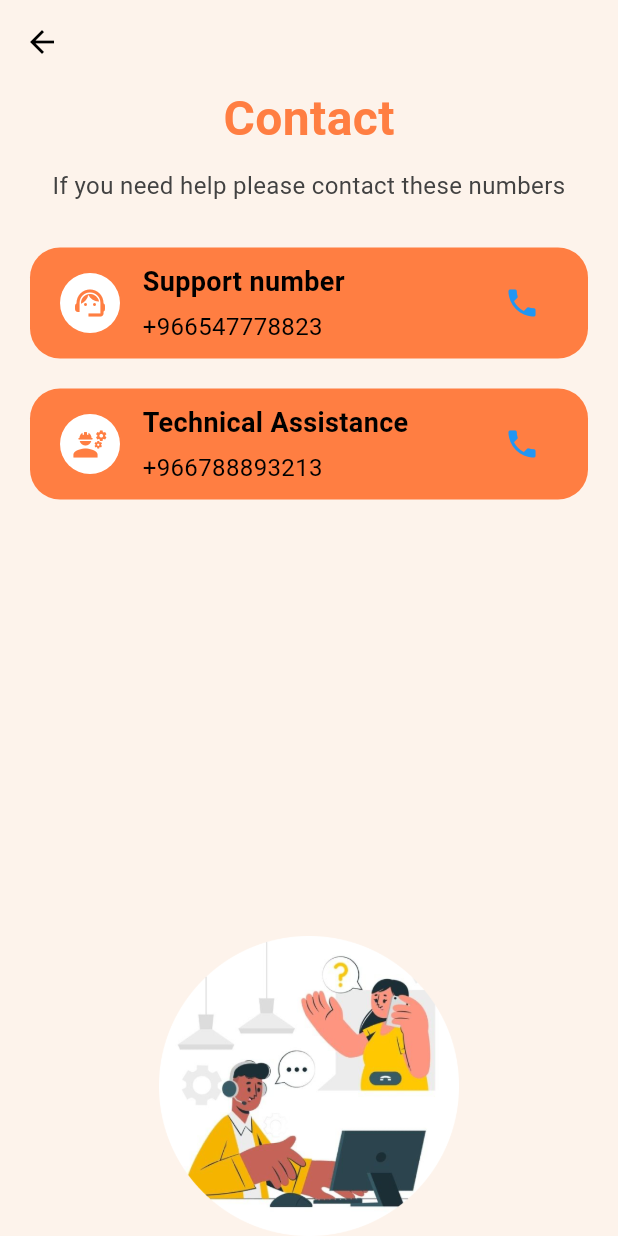
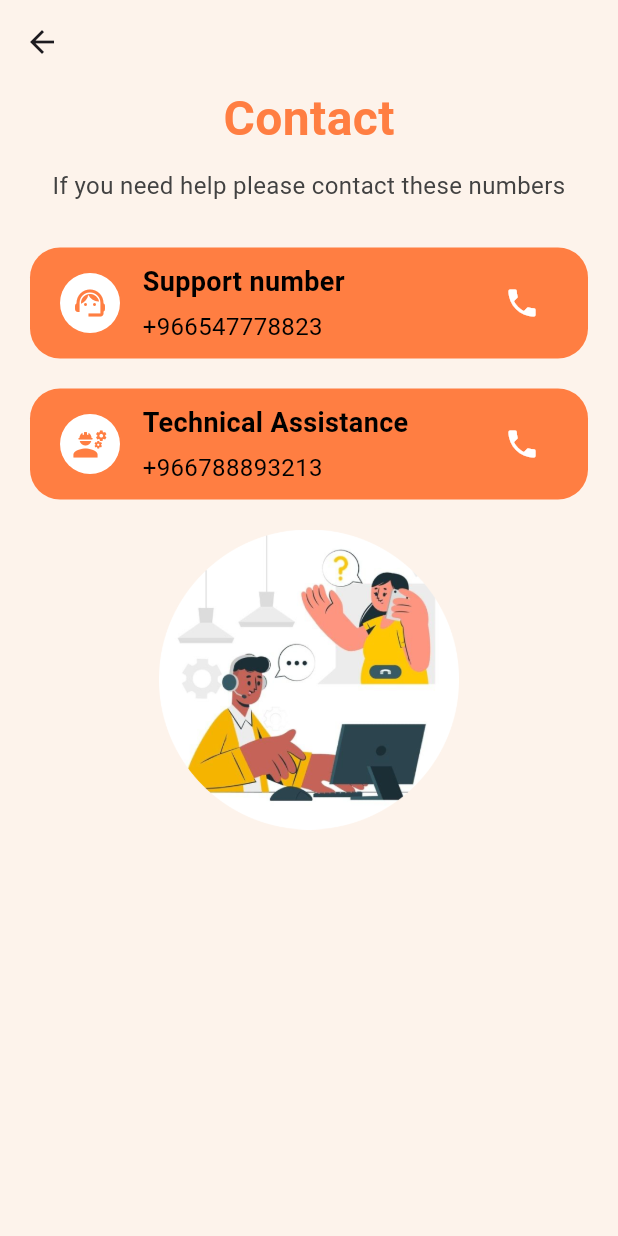
Before and after one commit to Hala02N/yu_events, a Flutter app: the ContactPage screen opened directly, on a phone screen of 412 x 824 dp. Run offline on Flutter 3.47's test engine with Material 3 defaults, Android fonts, the phone set to English and light mode, and no system bars; our stand-ins replace cloud_firestore, firebase_auth, firebase_core, google_maps_flutter; accounts and stored records are empty.

Commit message:
Feat: Refactor ContactPage layout for improved scrolling and UI consistency

```diff
--- a/lib/contact.dart
+++ b/lib/contact.dart
@@ -11,14 +11,9 @@ class ContactPage extends StatelessWidget {
       appBar: AppBar(
         backgroundColor: Colors.transparent,
         elevation: 0,
-        leading: IconButton(
-          icon: const Icon(Icons.arrow_back, color: Colors.black),
-          onPressed: () {
-            Navigator.pop(context);
-          },
       ),
-      ),
-      body: Padding(
+      body: SingleChildScrollView(
+        child: Padding(
           padding: const EdgeInsets.symmetric(horizontal: 20),
           child: Column(
             crossAxisAlignment: CrossAxisAlignment.start,
@@ -62,9 +57,7 @@ class ContactPage extends StatelessWidget {
                 title: "Technical Assistance",
                 number: "+966788893213",
               ),
-
-            const Spacer(),
-
+              const SizedBox(height: 20),
               // Illustration Image
               Center(
                 child: Image.asset(
@@ -73,6 +66,7 @@ class ContactPage extends StatelessWidget {
                 ),
               ),
             ],
+          ),
         ),
       ),
     );
@@ -148,7 +142,7 @@ class ContactCard extends StatelessWidget {
 
           // Call Icon
           IconButton(
-            icon: const Icon(Icons.phone, color: Colors.blue),
+            icon: const Icon(Icons.phone, color: Colors.white),
             onPressed: () => _makePhoneCall(number), // Call the number
           ),
         ],
```
Lines whose indentation alone changed are shown as unchanged.
